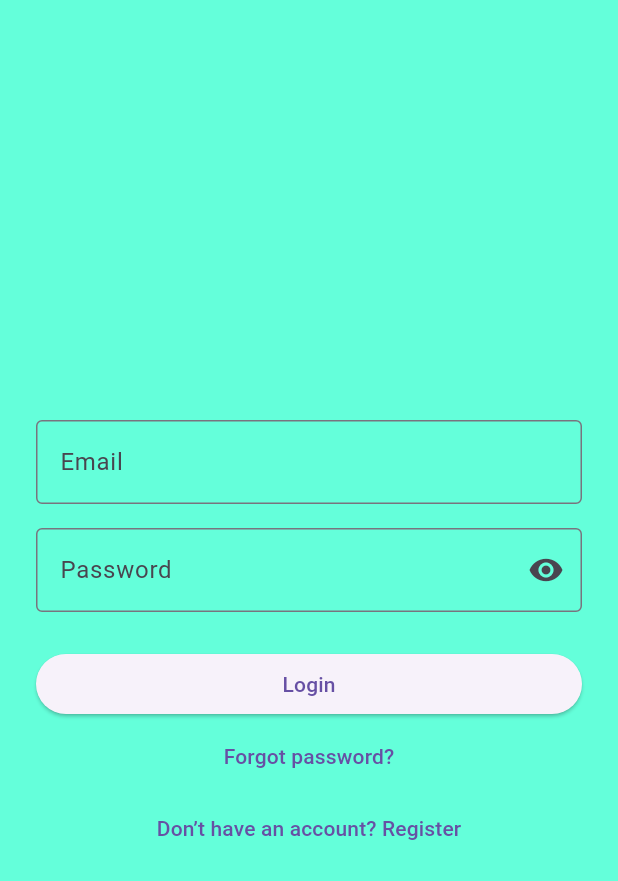
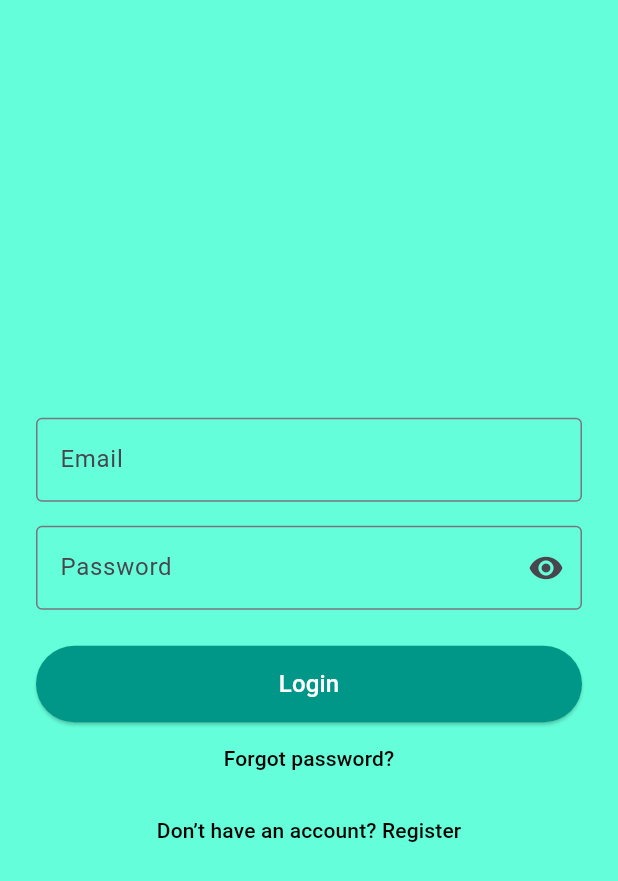
Before and after one commit to Abdulsathar27/strell, a Flutter app: the screen it shows after launch, after a tap on "Sign in", on a phone screen of 412 x 824 dp. Shown: the top 881 px of the screen. Run offline on Flutter 3.47's test engine with Material 3 defaults, Android fonts, the phone set to English and light mode, and no system bars.

Commit message:
change the notes

```diff
--- a/lib/constants/color_constants.dart
+++ b/lib/constants/color_constants.dart
@@ -2,4 +2,7 @@ import 'package:flutter/material.dart';
 
 class ColorConstants {
   static const Color backgourndcolor = Colors.tealAccent;
+  static const Color backgourndbuttoncolor = Colors.teal;
+  static const Color textcolor = Colors.black;
+  static const Color buttontextcolor = Colors.white;
 }
--- /dev/null
+++ b/lib/constants/size_constanst.dart
@@ -0,0 +1,10 @@
+
+class SizeConstants {
+  static const double smallText = 12.0;
+  static const double mediumText = 16.0;
+  static const double largeText = 20.0;
+
+  static const double buttonHeight = 48.0;
+  static const double padding = 16.0;
+  static const double borderRadius = 12.0;
+}
--- a/lib/screens/register_page.dart
+++ b/lib/screens/register_page.dart
@@ -19,7 +19,9 @@ class _RegisterPageState extends State<RegisterPage> {
   Widget build(BuildContext context) {
     return Scaffold(
       backgroundColor: ColorConstants.backgourndcolor,
-      appBar: AppBar(title: const Text('Register')),
+      appBar: AppBar(title: const Text('Register'),
+      backgroundColor:ColorConstants.backgourndcolor ,
+      ),
       body: const Center(
         child: SingleChildScrollView(
           padding: EdgeInsets.symmetric(horizontal: 24),
--- a/lib/widgets/get_started/get_started_widget.dart
+++ b/lib/widgets/get_started/get_started_widget.dart
@@ -1,3 +1,5 @@
+import 'package:app/constants/color_constants.dart';
+import 'package:app/constants/size_constanst.dart';
 import 'package:app/screens/login_page.dart';
 import 'package:app/screens/register_page.dart';
 import 'package:flutter/material.dart';
@@ -16,6 +18,7 @@ class GetStartedWidget extends StatelessWidget {
           width: 200,
           child: OutlinedButton(
             style: OutlinedButton.styleFrom(
+              backgroundColor: ColorConstants.backgourndbuttoncolor,
               padding: const EdgeInsets.symmetric(vertical: 12),
               side: const BorderSide(color: Colors.black, width: 1),
             ),
@@ -29,7 +32,10 @@ class GetStartedWidget extends StatelessWidget {
             },
             child: const Text(
               "Sign in",
-              style: TextStyle(fontSize: 16, color: Colors.black),
+              style: TextStyle(
+                color: ColorConstants.buttontextcolor,
+                fontSize: SizeConstants.mediumText,
+              ),
             ),
           ),
         ),
@@ -41,6 +47,7 @@ class GetStartedWidget extends StatelessWidget {
           width: 200,
           child: OutlinedButton(
             style: OutlinedButton.styleFrom(
+              backgroundColor:ColorConstants.backgourndbuttoncolor ,
               padding: const EdgeInsets.symmetric(vertical: 12),
               side: const BorderSide(color: Colors.black, width: 1),
             ),
@@ -53,8 +60,12 @@ class GetStartedWidget extends StatelessWidget {
               );
             },
             child: const Text(
+
               "Register account",
-              style: TextStyle(fontSize: 16, color: Colors.black),
+              style: TextStyle(
+                color: ColorConstants.buttontextcolor,
+                fontSize: SizeConstants.mediumText,
+              ),
             ),
           ),
         ),
--- a/lib/widgets/login/login_page.dart
+++ b/lib/widgets/login/login_page.dart
@@ -1,3 +1,5 @@
+import 'package:app/constants/color_constants.dart';
+import 'package:app/constants/size_constanst.dart';
 import 'package:flutter/material.dart';
 import 'package:app/screens/register_page.dart';
 import 'package:app/screens/otp_page.dart';
@@ -79,16 +81,32 @@ class _LoginFormWidgetState extends State<LoginFormWidget> {
             width: double.infinity,
             child: ElevatedButton(
               onPressed: _login,
-              child: const Text('Login'),
+              style: ElevatedButton.styleFrom(
+                backgroundColor: ColorConstants.backgourndbuttoncolor,
+                padding: const EdgeInsets.symmetric(vertical: 14),
+                foregroundColor: ColorConstants.textcolor,
+              ) ,
+              child: const Text('Login',
+              style: TextStyle(
+                color: ColorConstants.buttontextcolor,
+                fontSize: SizeConstants.mediumText,
+              ),
+              ),
             ),
           ),
 
           TextButton(
+            style:TextButton.styleFrom(
+              foregroundColor: ColorConstants.textcolor,
+            ),
             onPressed: () {},
             child: const Text('Forgot password?'),
           ),
 
           TextButton(
+            style: TextButton.styleFrom(
+              foregroundColor: ColorConstants.textcolor
+            ),
             onPressed: () {
               Navigator.push(
                 context,
```
Also changed, not shown: lib/widgets/otp_widgets/otp_widget.dart (+8 -4 lines), lib/widgets/register/register_widget.dart (+14 -1 lines).
